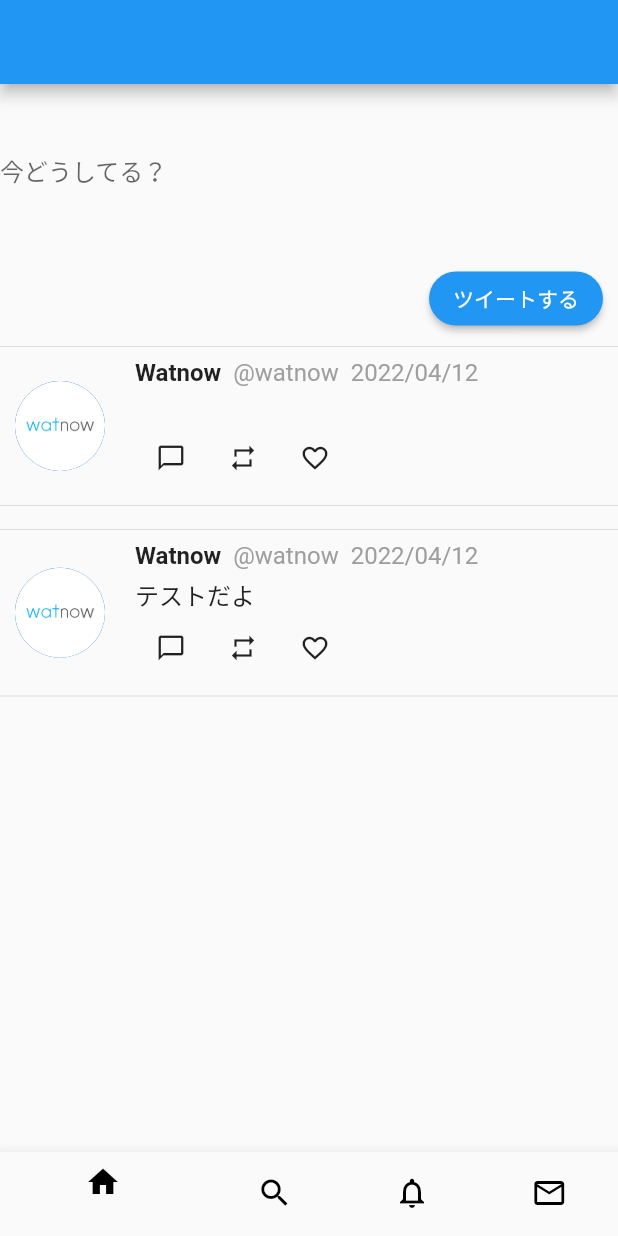
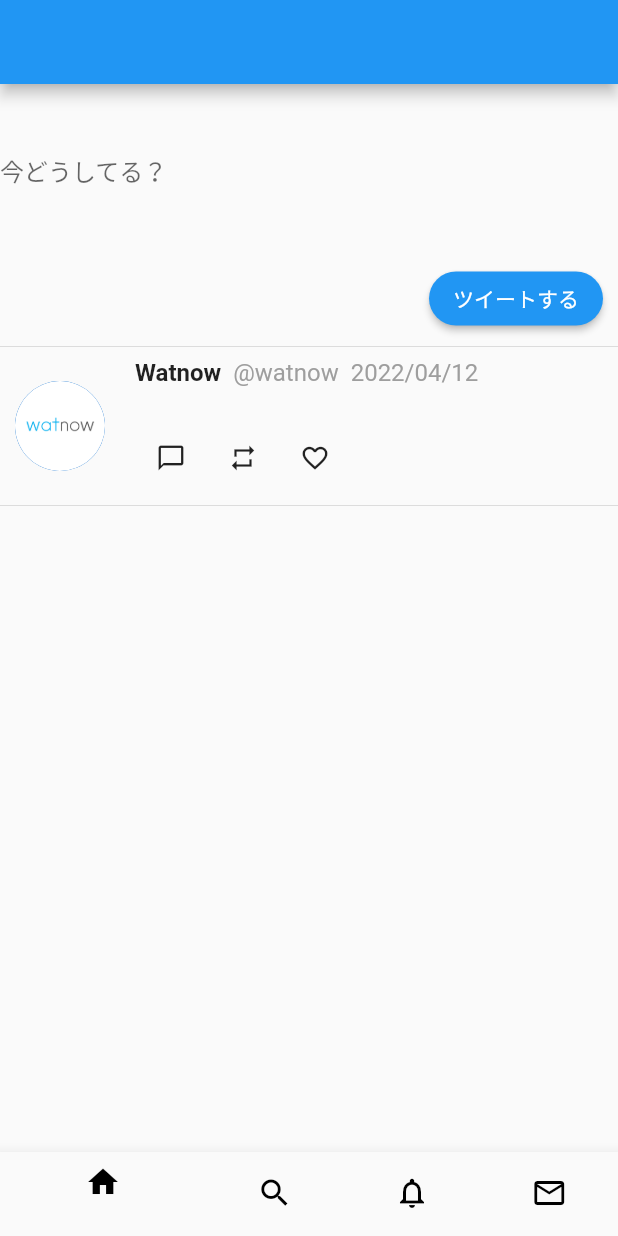
Before and after one commit to watnows/onboarding-2023-mobile, a Flutter app: the screen it shows after launch, on a phone screen of 412 x 824 dp. Run offline on Flutter 3.47's test engine with Material 2 defaults, Android fonts, the phone set to English and light mode, and no system bars; our stand-ins replace gap.

Commit message:
[update]

```diff
--- a/lib/widgets/body.dart
+++ b/lib/widgets/body.dart
@@ -12,7 +12,7 @@ class _TwitterBodyState extends State<TwitterBody> {
   String _todo = "";
   String inputText = "";
   //ツイートを格納するリスト
-  final List _tweetList = [TweetBody(tweetText: "テストだよ")];
+  final List _tweetList = [];
   @override
   Widget build(BuildContext context) {
     return Column(
```
